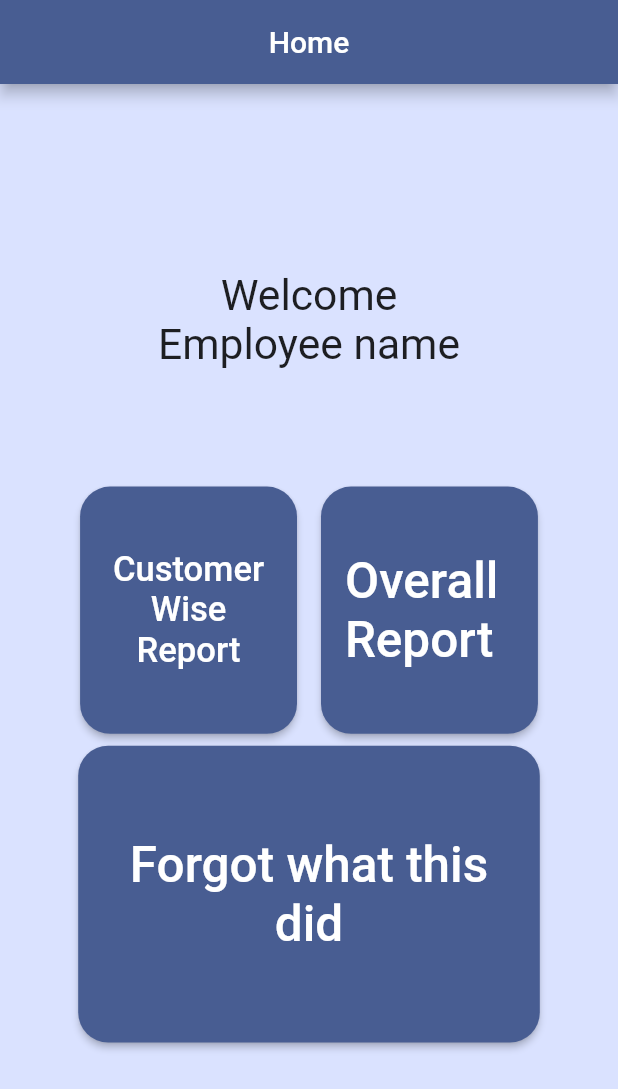
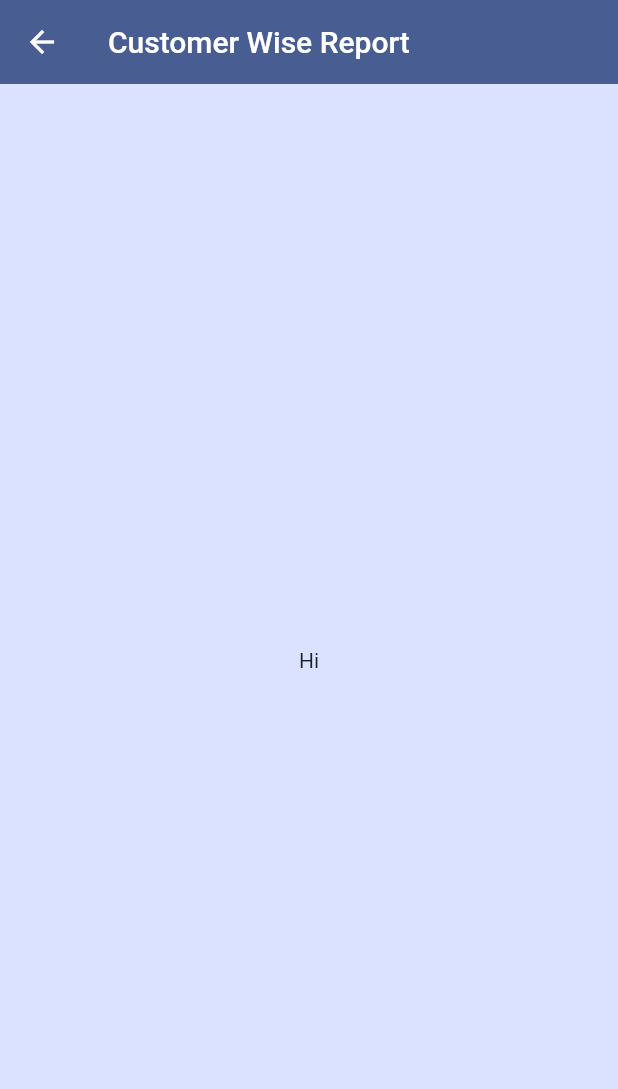
Before and after one commit to CMDR-VanderWaal/Customer_Satisfaction_App, a Flutter app: the Home screen opened directly, after a tap on "Customer Wise Report", on a phone screen of 412 x 824 dp. Shown: the top 1089 px of the screen. Run offline on Flutter 3.47's test engine with Material 2 defaults, Android fonts, the phone set to English and light mode, and no system bars; our stand-ins replace hive_flutter; accounts and stored records are empty.

Commit message:
Add Navi to other pages using buttons on homepage

```diff
--- /dev/null
+++ b/lib/ui/customerWise.dart
@@ -0,0 +1,30 @@
+import "package:flutter/material.dart";
+
+class CustomerWise extends StatelessWidget {
+  const CustomerWise({super.key});
+
+  @override
+  Widget build(BuildContext context) {
+    return Scaffold(
+      backgroundColor: Theme.of(context).colorScheme.primaryContainer,
+      appBar: AppBar(
+        title: const Text("Customer Wise Report"),
+        elevation: 0,
+        actions: [
+          Padding(
+            padding: const EdgeInsets.all(8.0),
+            child: DecoratedBox(
+              decoration: BoxDecoration(
+                shape: BoxShape.circle,
+                border: Border.all(color: Colors.white),
+              ),
+            ),
+          )
+        ],
+      ),
+      body: const Center(
+        child: Text('Hi'),
+      ),
+    );
+  }
+}
--- a/lib/ui/mainHome.dart
+++ b/lib/ui/mainHome.dart
@@ -1,9 +1,13 @@
 import "package:flutter/material.dart";
-
+import 'package:hive_flutter/hive_flutter.dart';
+import 'package:login_flutter/ui/overallReport.dart';
 import "login.dart";
+import 'customerWise.dart';
+import 'overallReport.dart';
 
 class Home extends StatelessWidget {
-  const Home({super.key});
+  Home({Key? key}) : super(key: key);
+  final Box _boxLogin = Hive.box("login");
 
   @override
   Widget build(BuildContext context) {
@@ -18,8 +22,35 @@ class Home extends StatelessWidget {
       backgroundColor: Theme.of(context).colorScheme.primaryContainer,
       appBar: AppBar(
         title: const Center(
-          child: Text("Home"),
+          child: Text("\t\t\t\t Home"),
         ),
+        elevation: 0,
+        actions: [
+          Padding(
+            padding: const EdgeInsets.all(8.0),
+            child: DecoratedBox(
+              decoration: BoxDecoration(
+                shape: BoxShape.circle,
+                border: Border.all(color: Colors.white),
+              ),
+              child: IconButton(
+                onPressed: () {
+                  _boxLogin.clear();
+                  _boxLogin.put("loginStatus", false);
+                  Navigator.pushReplacement(
+                    context,
+                    MaterialPageRoute(
+                      builder: (context) {
+                        return const Login();
+                      },
+                    ),
+                  );
+                },
+                icon: const Icon(Icons.logout_rounded),
+              ),
+            ),
+          )
+        ],
       ),
       body: Center(
         child: Container(
@@ -31,12 +62,12 @@ class Home extends StatelessWidget {
             crossAxisAlignment: CrossAxisAlignment.center,
             children: [
               SizedBox(
-                width: width * 0.25,
+                width: width * 0.29,
                 height: height * 0.25,
                 child: Center(
                   child: Text(
                     'Welcome Employee name',
-                    style: TextStyle(fontSize: height / 29),
+                    style: TextStyle(fontSize: height / 25),
                     textAlign: TextAlign.center,
                   ),
                 ),
@@ -57,7 +88,15 @@ class Home extends StatelessWidget {
                           ),
                         ),
                         onPressed: () {
-                          print('Row Button 1');
+                          //print('Row Button 1');
+                          Navigator.push(
+                            context,
+                            MaterialPageRoute(
+                              builder: (context) {
+                                return const CustomerWise();
+                              },
+                            ),
+                          );
                         },
                         child: Text(
                           'Customer Wise Report',
@@ -80,7 +119,15 @@ class Home extends StatelessWidget {
                           ),
                         ),
                         onPressed: () {
-                          print(rowButtonH);
+                          //print('Row Button 2');
+                          Navigator.push(
+                            context,
+                            MaterialPageRoute(
+                              builder: (context) {
+                                return const OverallReport();
+                              },
+                            ),
+                          );
                         },
                         child: Text(
                           "Overall Report",
```
Also changed, not shown: lib/ui/overallReport.dart (added, +30 -0 lines), 2 other files.
